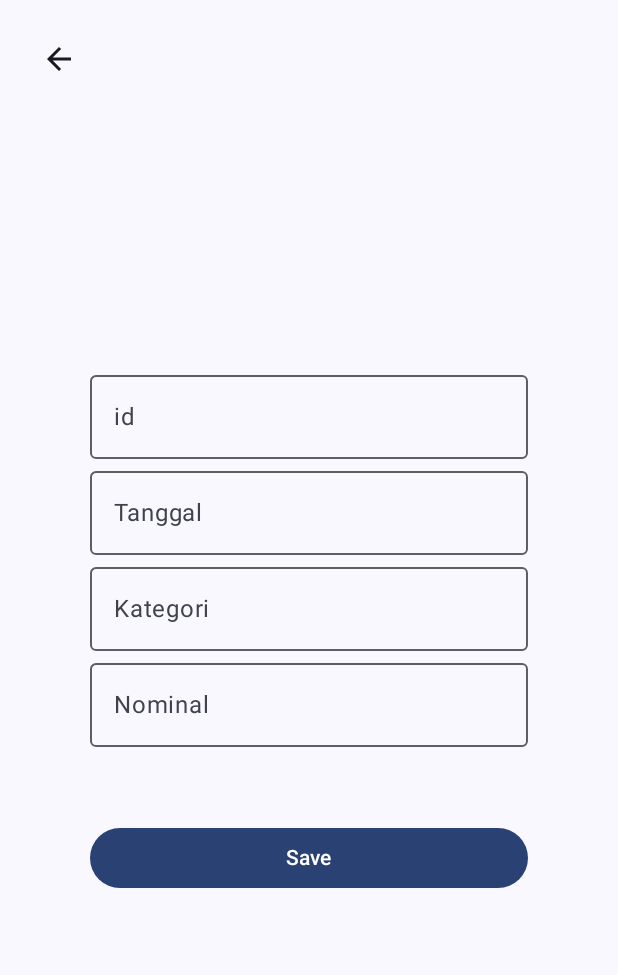
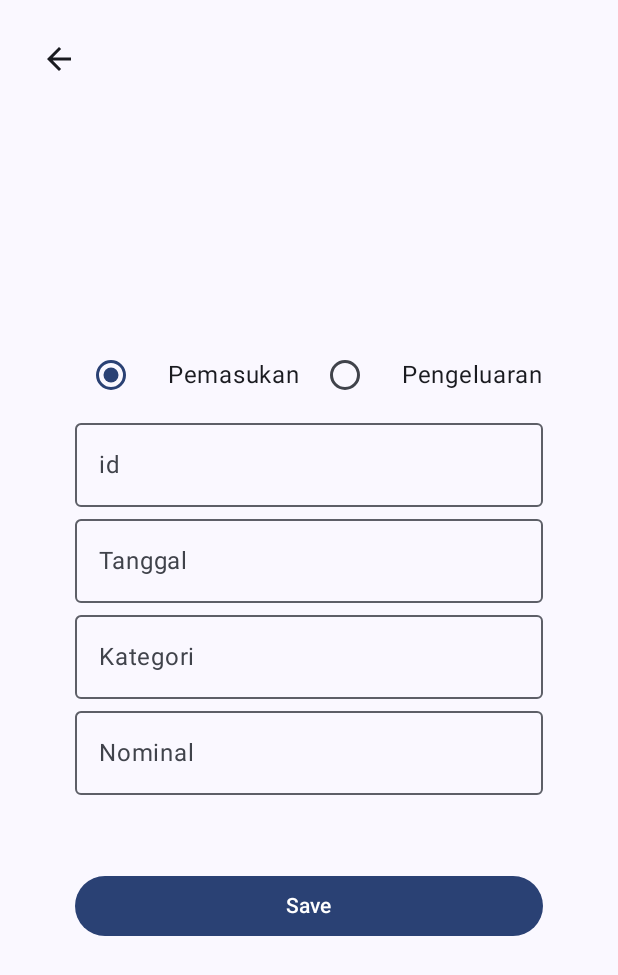
Before and after one commit to SitiMarfungahDwiLestari/Keuangan, an Android app built with Jetpack Compose: the screen it shows after launch (MainActivity), after a tap on "Add Pemasukan", on a phone screen of 412 x 824 dp. Shown: the top 975 px of the screen. Run offline under Robolectric (Android 15) with nearby library versions, the light colour scheme and no system bars; our stand-ins replace Firebase (no records; nobody signed in at launch, a user with empty details on screens opened directly).

Commit message:
menggabungkan fungsi add pemasukan dan pengeluaran

```diff
--- a/app/src/main/java/com/example/keuangan/nav/NavGraph.kt
+++ b/app/src/main/java/com/example/keuangan/nav/NavGraph.kt
@@ -45,7 +45,8 @@ fun NavGraph(
         ) {
             AddDataScreen(
                 navController = navController,
-                sharedViewModel = sharedViewModel
+                sharedViewModel = sharedViewModel,
+                pengeluaranViewModel = pengeluaranViewModel
             )
         }
         //add Pengeluaran
--- a/app/src/main/java/com/example/keuangan/ui/halaman/AddDataScreen.kt
+++ b/app/src/main/java/com/example/keuangan/ui/halaman/AddDataScreen.kt
@@ -14,6 +14,7 @@ import androidx.compose.material3.ExperimentalMaterial3Api
 import androidx.compose.material3.Icon
 import androidx.compose.material3.IconButton
 import androidx.compose.material3.OutlinedTextField
+import androidx.compose.material3.RadioButton
 import androidx.compose.material3.Text
 import androidx.compose.runtime.Composable
 import androidx.compose.runtime.getValue
@@ -24,23 +25,31 @@ import androidx.compose.ui.Alignment
 import androidx.compose.ui.Modifier
 import androidx.compose.ui.platform.LocalContext
 import androidx.compose.ui.text.input.KeyboardType
+import androidx.compose.ui.tooling.preview.Preview
 import androidx.compose.ui.unit.dp
 import androidx.navigation.NavController
+import androidx.navigation.compose.rememberNavController
+import com.example.keuangan.ui.theme.KeuanganTheme
+import com.example.keuangan.util.PengeluaranViewModel
 import com.example.keuangan.util.SharedViewModel
 import com.example.keuangan.util.pemasukan
+import com.example.keuangan.util.pengeluaran
 
 
 @OptIn(ExperimentalMaterial3Api::class)
 @Composable
 fun AddDataScreen(
     navController: NavController,
-    sharedViewModel: SharedViewModel
+    sharedViewModel: SharedViewModel,
+    pengeluaranViewModel: PengeluaranViewModel
 ){
     var id: String by remember { mutableStateOf("") }
     var tanggal: String by remember { mutableStateOf("") }
     var nominal: String by remember { mutableStateOf("") }
     var kategori: String by remember { mutableStateOf("") }
+    var deskripsi by remember { mutableStateOf("") }
     var nominalInt: Int by remember { mutableStateOf(0) }
+    var isPemasukanSelected by remember { mutableStateOf(true) } // Defaultnya Pemasukan
 
     val context = LocalContext.current
 
@@ -62,13 +71,34 @@ fun AddDataScreen(
         // add data Layout
         Column(
             modifier = Modifier
-                .padding(start = 60.dp, end = 60.dp, bottom = 50.dp)
+                .padding(start = 50.dp, end = 50.dp, bottom = 50.dp)
                 .fillMaxSize(),
             horizontalAlignment = Alignment.CenterHorizontally,
             verticalArrangement = Arrangement.Center
         ) {
-            Row {
+            Row (
+                modifier = Modifier
+                    .fillMaxWidth()
+                    .padding(top = 16.dp),
+                horizontalArrangement = Arrangement.SpaceBetween,
+                verticalAlignment = Alignment.CenterVertically
+            ) {
+                RadioButton(
+                    selected = isPemasukanSelected,
+                    onClick = {
+                        isPemasukanSelected = true
+                    }
+                )
+                Text(text = "Pemasukan", modifier = Modifier.padding(start = 8.dp))
 
+                // RadioButton untuk Pengeluaran
+                RadioButton(
+                    selected = !isPemasukanSelected,
+                    onClick = {
+                        isPemasukanSelected = false
+                    }
+                )
+                Text(text = "Pengeluaran", modifier = Modifier.padding(start = 8.dp))
             }
             // userID
             OutlinedTextField(
@@ -93,17 +123,21 @@ fun AddDataScreen(
                 }
             )
             // Profession
+            if (isPemasukanSelected) {
                 OutlinedTextField(
                     modifier = Modifier.fillMaxWidth(),
                     value = kategori,
-                onValueChange = {
-                    kategori = it
-                },
-                label = {
-                    Text(text = "Kategori")
+                    onValueChange = { kategori = it },
+                    label = { Text(text = "Kategori") }
+                )
+            } else {
+                OutlinedTextField(
+                    modifier = Modifier.fillMaxWidth(),
+                    value = deskripsi,
+                    onValueChange = { deskripsi = it },
+                    label = { Text(text = "Deskripsi") }
+                )
             }
-            )
-            // Age
             OutlinedTextField(
                 modifier = Modifier.fillMaxWidth(),
                 value = nominal,
@@ -124,14 +158,23 @@ fun AddDataScreen(
                     .padding(top = 50.dp)
                     .fillMaxWidth(),
                 onClick = {
+                    if (isPemasukanSelected) {
                         val pemasukan = pemasukan(
                             id = id,
                             tanggal = tanggal,
-                        kategori= kategori,
+                            kategori = kategori,
                             nominal = nominalInt
                         )
-
                         sharedViewModel.saveData(pemasukan = pemasukan, context = context)
+                    } else {
+                        val pengeluaran = pengeluaran(
+                            id = id,
+                            tanggal = tanggal,
+                            deskripsi = deskripsi,
+                            nominal = nominalInt
+                        )
+                        pengeluaranViewModel.saveDataKeluar(pengeluaran = pengeluaran, context = context)
+                    }
                 }
             ) {
                 Text(text = "Save")
@@ -139,3 +182,14 @@ fun AddDataScreen(
         }
     }
 }
+
+@Preview(showBackground = true)
+@Composable
+fun PreviewAddDataScreen() {
+    KeuanganTheme {
+        val navController = rememberNavController()
+        val sharedViewModel = SharedViewModel()
+        val pengeluaranViewModel = PengeluaranViewModel()
+        AddDataScreen(navController, sharedViewModel, pengeluaranViewModel)
+    }
+}
```
Also changed, not shown: app/src/main/java/com/example/keuangan/MainActivity.kt (line endings or trailing spaces). Lines whose indentation alone changed are shown as unchanged.
